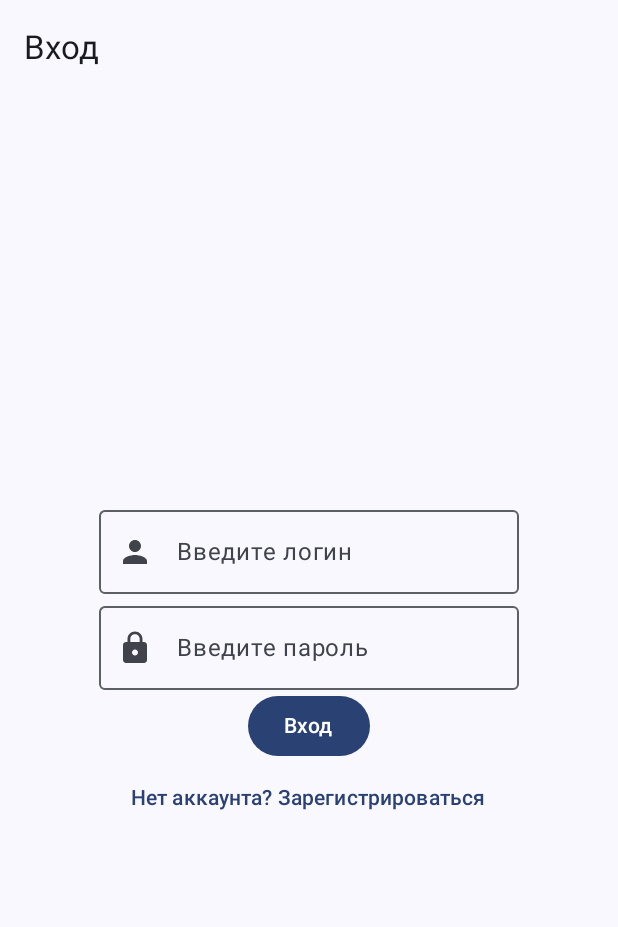
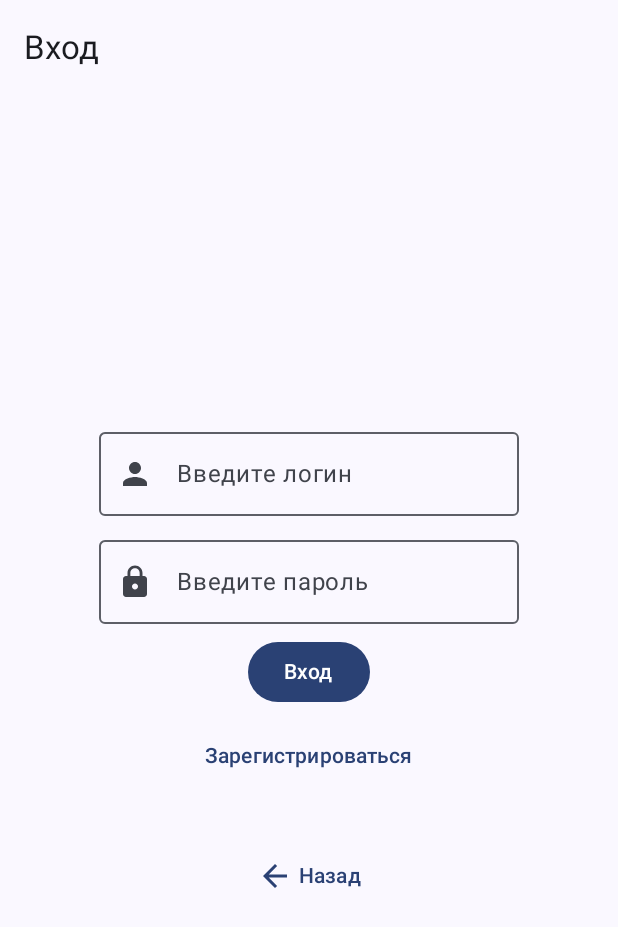
Before and after one commit to Voldemar-exe/TaskMan, an Android app built with Jetpack Compose: the composable AuthenticationScreen shown on its own in the app's theme, after a tap on "Уже есть аккаунт? Войти", on a phone screen of 412 x 824 dp. Shown: the top 927 px of the screen. Run offline under Robolectric (Android 15) with nearby library versions, the light colour scheme and no system bars; 1 other tap on this screen came first.

Commit message:
MVI for auth

```diff
--- a/app/src/main/java/com/example/taskman/ui/auth/AuthViewModel.kt
+++ b/app/src/main/java/com/example/taskman/ui/auth/AuthViewModel.kt
@@ -3,13 +3,14 @@ package com.example.taskman.ui.auth
 import androidx.lifecycle.ViewModel
 import androidx.lifecycle.viewModelScope
 import kotlinx.coroutines.flow.MutableStateFlow
+import kotlinx.coroutines.flow.StateFlow
 import kotlinx.coroutines.flow.asStateFlow
 import kotlinx.coroutines.launch
 
 class AuthViewModel : ViewModel() {
 
     private val _state = MutableStateFlow<AuthState>(AuthState.Content())
-    val state get() = _state.asStateFlow()
+    val state: StateFlow<AuthState> = _state.asStateFlow()
 
     fun processIntent(intent: AuthIntent) {
         when (intent) {
--- a/app/src/main/java/com/example/taskman/ui/auth/AuthenticationScreen.kt
+++ b/app/src/main/java/com/example/taskman/ui/auth/AuthenticationScreen.kt
@@ -1,17 +1,24 @@
 package com.example.taskman.ui.auth
 
+import androidx.compose.foundation.layout.Arrangement
 import androidx.compose.foundation.layout.Box
 import androidx.compose.foundation.layout.Column
 import androidx.compose.foundation.layout.PaddingValues
+import androidx.compose.foundation.layout.Spacer
 import androidx.compose.foundation.layout.fillMaxSize
 import androidx.compose.foundation.layout.fillMaxWidth
+import androidx.compose.foundation.layout.height
 import androidx.compose.foundation.layout.padding
+import androidx.compose.foundation.layout.width
 import androidx.compose.material.icons.Icons
+import androidx.compose.material.icons.automirrored.filled.ArrowBack
+import androidx.compose.material.icons.filled.Clear
 import androidx.compose.material.icons.filled.Lock
 import androidx.compose.material.icons.filled.Person
 import androidx.compose.material3.Button
 import androidx.compose.material3.ExperimentalMaterial3Api
 import androidx.compose.material3.Icon
+import androidx.compose.material3.IconButton
 import androidx.compose.material3.MaterialTheme
 import androidx.compose.material3.OutlinedTextField
 import androidx.compose.material3.Scaffold
@@ -23,13 +30,18 @@ import androidx.compose.runtime.LaunchedEffect
 import androidx.compose.runtime.getValue
 import androidx.compose.ui.Alignment
 import androidx.compose.ui.Modifier
+import androidx.compose.ui.text.input.PasswordVisualTransformation
+import androidx.compose.ui.unit.dp
 import androidx.lifecycle.compose.collectAsStateWithLifecycle
+import androidx.lifecycle.viewmodel.compose.viewModel
 
 @OptIn(ExperimentalMaterial3Api::class)
 @Composable
-fun AuthenticationScreen(viewModel: AuthViewModel) {
-
-    val state by viewModel.state.collectAsStateWithLifecycle()
+fun AuthenticationScreen(
+    viewModel: AuthViewModel = viewModel(),
+    onBackClick: () -> Unit
+) {
+    val uiState by viewModel.state.collectAsStateWithLifecycle()
 
     LaunchedEffect(Unit) {
         viewModel.processIntent(AuthIntent.Back)
@@ -38,7 +50,11 @@ fun AuthenticationScreen(viewModel: AuthViewModel) {
     Scaffold(
         topBar = {
             TopAppBar(title = {
-                Text(text = if ((state as? AuthState.Content)?.isRegister == true) "Регистрация" else "Вход")
+                Text(
+                    text =
+                        if ((uiState as? AuthState.Content)?.isRegister == true) "Регистрация"
+                        else "Вход"
+                )
             })
         }
     ) { paddingValues ->
@@ -46,11 +62,17 @@ fun AuthenticationScreen(viewModel: AuthViewModel) {
             modifier = Modifier.fillMaxSize(),
             contentAlignment = Alignment.Center
         ) {
-            when (val currentState = state) {
+            when (uiState) {
                 is AuthState.Loading -> Text("Загрузка...")
-                is AuthState.Content -> ContentScreen(currentState, viewModel, paddingValues)
-                is AuthState.Success -> SuccessScreen(currentState.message)
-                is AuthState.Error -> ErrorScreen(currentState.errorMessage)
+                is AuthState.Content -> ContentScreen(
+                    state = uiState as AuthState.Content,
+                    viewModel = viewModel,
+                    paddingValues = paddingValues,
+                    onBackClick = onBackClick
+                )
+
+                is AuthState.Success -> SuccessScreen((uiState as AuthState.Success).message)
+                is AuthState.Error -> ErrorScreen((uiState as AuthState.Error).errorMessage)
             }
         }
     }
@@ -60,42 +82,86 @@ fun AuthenticationScreen(viewModel: AuthViewModel) {
 private fun ContentScreen(
     state: AuthState.Content,
     viewModel: AuthViewModel,
-    paddingValues: PaddingValues
+    paddingValues: PaddingValues,
+    onBackClick: () -> Unit
 ) {
     Column(
         modifier = Modifier
             .padding(paddingValues)
-            .fillMaxWidth(),
-        horizontalAlignment = Alignment.CenterHorizontally
+            .fillMaxWidth()
+            .padding(horizontal = 16.dp),
+        horizontalAlignment = Alignment.CenterHorizontally,
+        verticalArrangement = Arrangement.spacedBy(8.dp)
     ) {
         OutlinedTextField(
             value = state.login,
             onValueChange = { viewModel.processIntent(AuthIntent.UpdateLogin(it)) },
             label = { Text("Введите логин") },
-            leadingIcon = { Icon(Icons.Default.Person, null) }
+            leadingIcon = { Icon(Icons.Default.Person, null) },
+            trailingIcon = {
+                if (state.login.isNotEmpty()) {
+                    IconButton(onClick = { viewModel.processIntent(AuthIntent.UpdateLogin("")) }) {
+                        Icon(Icons.Default.Clear, null)
+                    }
+                }
+            }
         )
         OutlinedTextField(
             value = state.password,
             onValueChange = { viewModel.processIntent(AuthIntent.UpdatePassword(it)) },
             label = { Text("Введите пароль") },
-            leadingIcon = { Icon(Icons.Default.Lock, null) }
+            leadingIcon = { Icon(Icons.Default.Lock, null) },
+            visualTransformation = PasswordVisualTransformation(),
+            trailingIcon = {
+                if (state.password.isNotEmpty()) {
+                    IconButton(onClick = { viewModel.processIntent(AuthIntent.UpdatePassword("")) }) {
+                        Icon(Icons.Default.Clear, null)
+                    }
+                }
+            }
         )
         if (state.isRegister) {
             OutlinedTextField(
                 value = state.confirmPassword,
                 onValueChange = { viewModel.processIntent(AuthIntent.UpdateConfirmPassword(it)) },
-                label = { Text("Введите пароль снова") },
-                leadingIcon = { Icon(Icons.Default.Lock, null) }
+                label = { Text("Ещё раз введите пароль") },
+                leadingIcon = { Icon(Icons.Default.Lock, null) },
+                visualTransformation = PasswordVisualTransformation(),
+                trailingIcon = {
+                    if (state.confirmPassword.isNotEmpty()) {
+                        IconButton(onClick = {
+                            viewModel.processIntent(
+                                AuthIntent.UpdateConfirmPassword(
+                                    ""
+                                )
+                            )
+                        }) {
+                            Icon(Icons.Default.Clear, null)
+                        }
+                    }
+                }
             )
         }
         Button(onClick = { viewModel.processIntent(AuthIntent.Submit) }) {
             Text(if (state.isRegister) "Регистрация" else "Вход")
         }
         TextButton(onClick = { viewModel.processIntent(AuthIntent.ToggleMode) }) {
-            Text(if (state.isRegister) "Уже есть аккаунт? Войти" else "Нет аккаунта? Зарегистрироваться")
+            Text(if (state.isRegister) "Уже есть аккаунт? Войти" else "Зарегистрироваться")
         }
         if (state.error != null) {
             Text(text = state.error, color = MaterialTheme.colorScheme.error)
+        }
+        Spacer(modifier = Modifier.height(16.dp))
+        TextButton(onClick = {
+            if (state.isRegister) {
+                onBackClick()
+            } else {
+                viewModel.processIntent(AuthIntent.Back)
+            }
+        }) {
+            Icon(Icons.AutoMirrored.Default.ArrowBack, contentDescription = "Назад")
+            Spacer(modifier = Modifier.width(4.dp))
+            Text("Назад")
         }
     }
 }
```
Also changed, not shown: app/src/main/java/com/example/taskman/ui/App.kt (+4 -5 lines).
